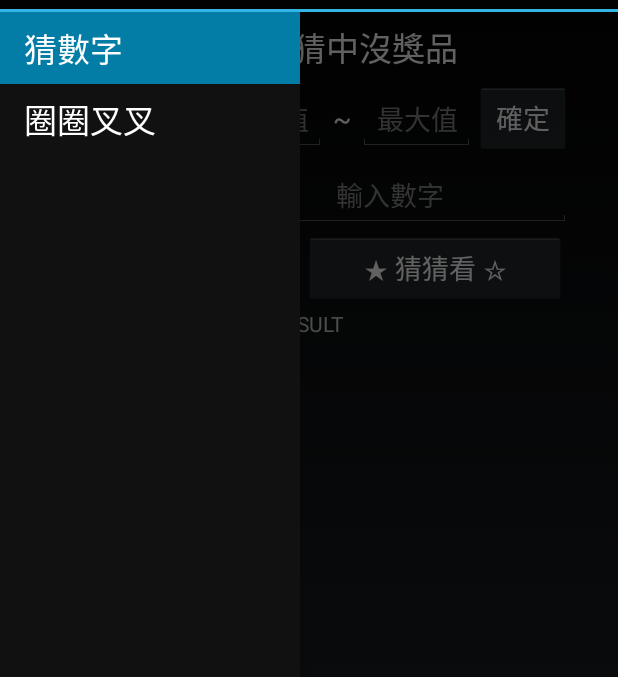
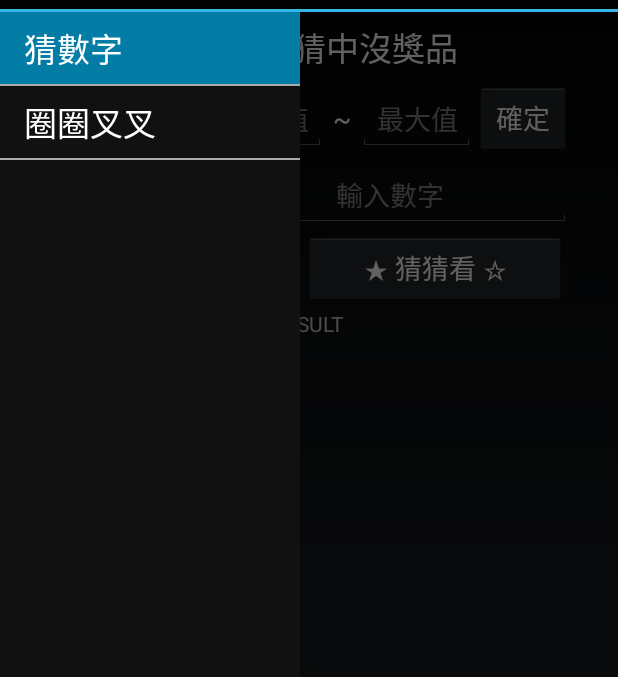
Before and after one commit to WilsonHuang0917/Games, an Android app: the screen it shows after launch (MainActivity), with the side drawer open, on a phone screen of 412 x 824 dp, the part 60-737 px from its top. Run offline under Robolectric (Android 15) with nearby library versions, the light colour scheme and no system bars.

Commit message:
Homework 2016/01/07

```diff
--- a/app/src/main/res/layout/activity_main.xml
+++ b/app/src/main/res/layout/activity_main.xml
@@ -16,7 +16,7 @@
         android:layout_gravity="start"
         android:background="#111"
         android:choiceMode="singleChoice"
-        android:divider="@android:color/transparent"
-        android:dividerHeight="0dp"/>
+        android:divider="@android:color/darker_gray"
+        android:dividerHeight="1dp"/>
 
 </android.support.v4.widget.DrawerLayout>
--- a/app/src/main/res/layout/fragment_ooxx.xml
+++ b/app/src/main/res/layout/fragment_ooxx.xml
@@ -4,10 +4,6 @@
              android:layout_height="match_parent"
              tools:context="com.example.wilsonhuang.games.myFragments.OOXXFragment">
 
-    <!-- TODO: Update blank fragment layout -->
-    <TextView
-        android:layout_width="match_parent"
-        android:layout_height="match_parent"
-        android:text="OOXX"/>
+
 
 </FrameLayout>
--- a/app/src/main/res/menu/my_menu.xml
+++ b/app/src/main/res/menu/my_menu.xml
@@ -3,6 +3,6 @@
     <item
         android:id="@+id/action_about_me"
         android:orderInCategory="100"
-        android:showAsAction="always"
+        android:showAsAction="ifRoom"
         android:title="關於我"/>
 </menu>
```
